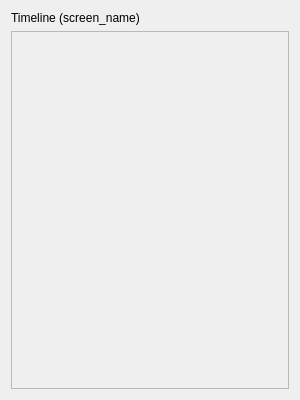
Qt form lib/twitrrerr/ui/timeline.ui (nilsding/twitrrerr) before a commit.
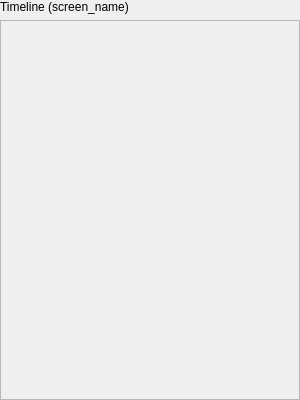
The same form after that commit.

What changed in the file:
```diff
--- a/lib/twitrrerr/ui/timeline.ui
+++ b/lib/twitrrerr/ui/timeline.ui
@@ -22,10 +22,22 @@
     <height>400</height>
    </size>
   </property>
+  <property name="maximumSize">
+   <size>
+    <width>400</width>
+    <height>16777215</height>
+   </size>
+  </property>
   <property name="windowTitle">
    <string>Form</string>
   </property>
-  <layout class="QVBoxLayout" name="verticalLayout">
+  <layout class="QVBoxLayout" name="verticalLayout" stretch="0,0">
+   <property name="sizeConstraint">
+    <enum>QLayout::SetDefaultConstraint</enum>
+   </property>
+   <property name="margin">
+    <number>0</number>
+   </property>
    <item>
     <widget class="QLabel" name="ql_timeline_name">
      <property name="text">
@@ -43,8 +55,8 @@
        <rect>
         <x>0</x>
         <y>0</y>
-        <width>286</width>
-        <height>367</height>
+        <width>294</width>
+        <height>375</height>
        </rect>
       </property>
      </widget>
```
